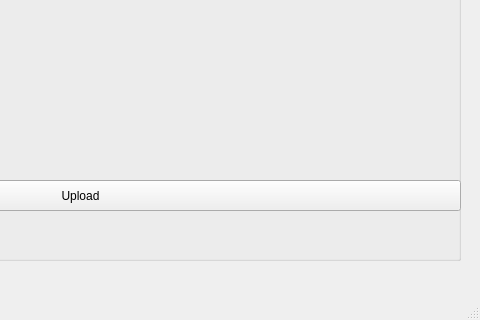
osamahammad21/Distributed, file uploadphotowindow.ui: the form before one commit; both pictures show x 320 to 800 and y 280 to 600 of the 800 by 600 pixel window.
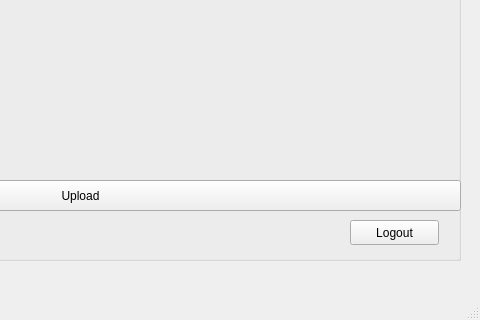
The form after the commit.

The edit to the form file:
```diff
--- a/uploadphotowindow.ui
+++ b/uploadphotowindow.ui
@@ -101,6 +101,19 @@
       <string/>
      </property>
     </widget>
+    <widget class="QPushButton" name="pushButton_logout">
+     <property name="geometry">
+      <rect>
+       <x>660</x>
+       <y>490</y>
+       <width>89</width>
+       <height>25</height>
+      </rect>
+     </property>
+     <property name="text">
+      <string>Logout</string>
+     </property>
+    </widget>
    </widget>
   </widget>
   <widget class="QMenuBar" name="menubar">
```
